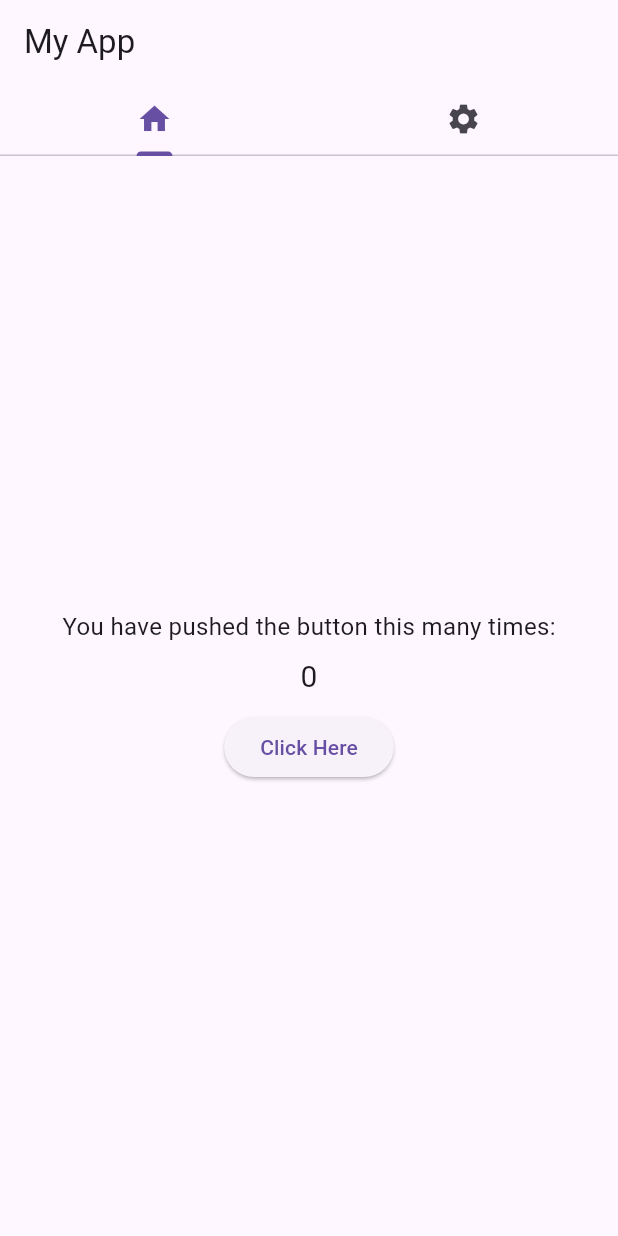
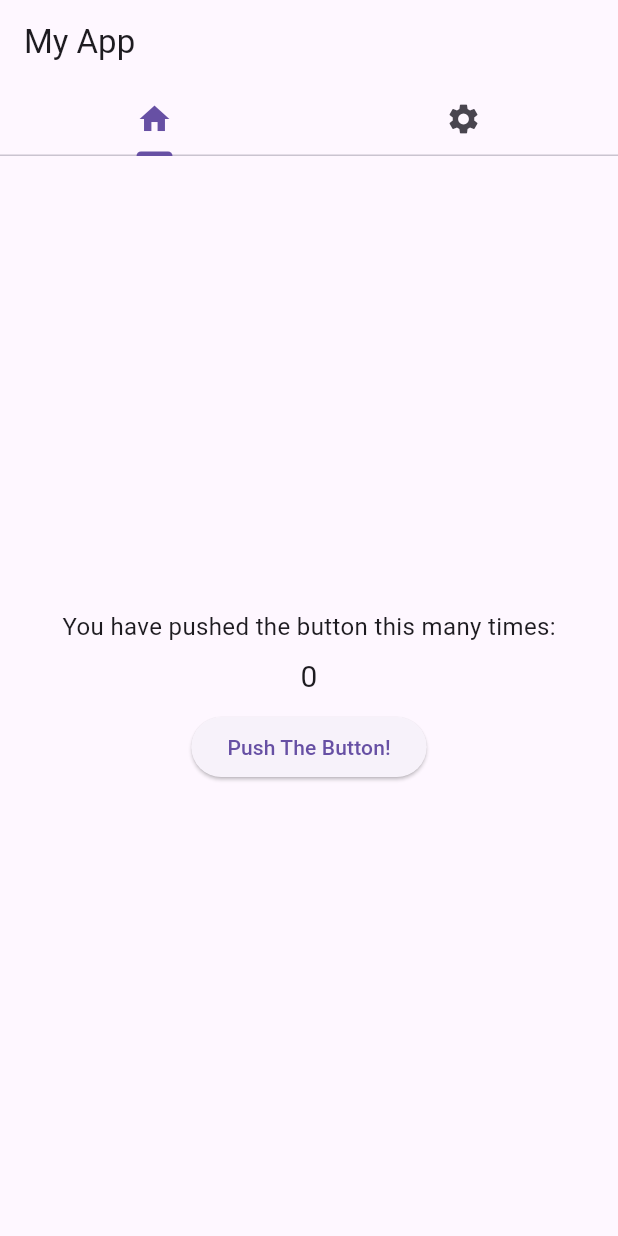
Before and after one commit to Nathan2055/csc4360-cw01-image-toggle, a Flutter app: the screen it shows after launch, on a phone screen of 412 x 824 dp. Run offline on Flutter 3.47's test engine with Material 3 defaults, Android fonts, the phone set to English and light mode, and no system bars.

Commit message:
Update counter button text

```diff
--- a/lib/main.dart
+++ b/lib/main.dart
@@ -82,7 +82,10 @@ class _myAppState extends State<myApp> {
         SizedBox(height: 8.0),
         Text('$counterCount', style: TextStyle(fontSize: 20.0)),
         SizedBox(height: 8.0),
-        ElevatedButton(onPressed: _incrementCounter, child: Text('Click Here')),
+        ElevatedButton(
+          onPressed: _incrementCounter,
+          child: Text('Push The Button!'),
+        ),
       ],
     );
   }
```
